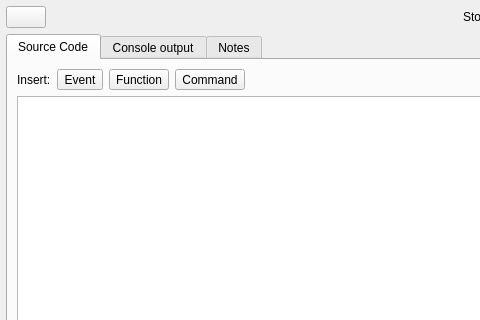
First picture: the form in src/scriptwidget.ui, repository JulyIghor/QtBitcoinTrader, before the edit; both pictures show x 0 to 480 and y 0 to 320 of the 600 by 500 pixel window.
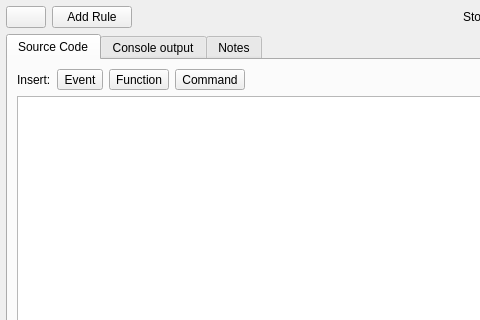
Second picture: the form after the edit. Icons and pictures are not drawn.

What changed in the file:
```diff
--- a/src/scriptwidget.ui
+++ b/src/scriptwidget.ui
@@ -39,6 +39,28 @@
        </property>
       </widget>
      </item>
+     <item>
+      <widget class="QPushButton" name="ruleAddButton">
+       <property name="sizePolicy">
+        <sizepolicy hsizetype="Preferred" vsizetype="Fixed">
+         <horstretch>0</horstretch>
+         <verstretch>0</verstretch>
+        </sizepolicy>
+       </property>
+       <property name="minimumSize">
+        <size>
+         <width>60</width>
+         <height>0</height>
+        </size>
+       </property>
+       <property name="accessibleName">
+        <string>TR00027</string>
+       </property>
+       <property name="text">
+        <string>Add Rule</string>
+       </property>
+      </widget>
+     </item>
      <item>
       <spacer name="horizontalSpacer">
        <property name="orientation">
```
